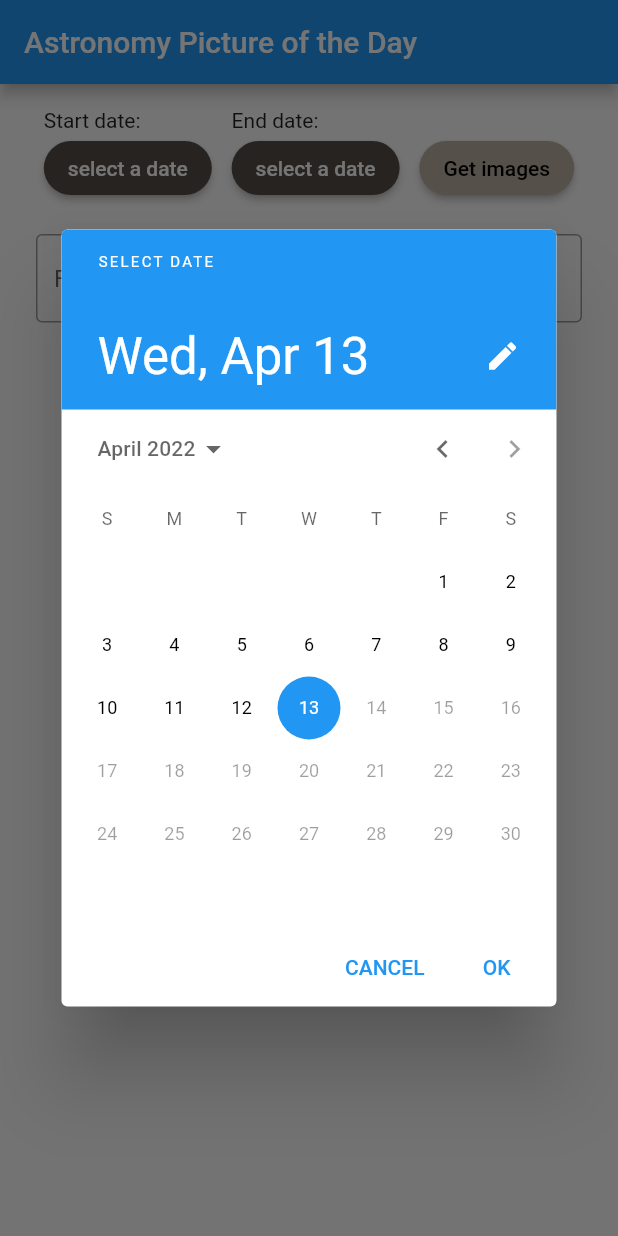
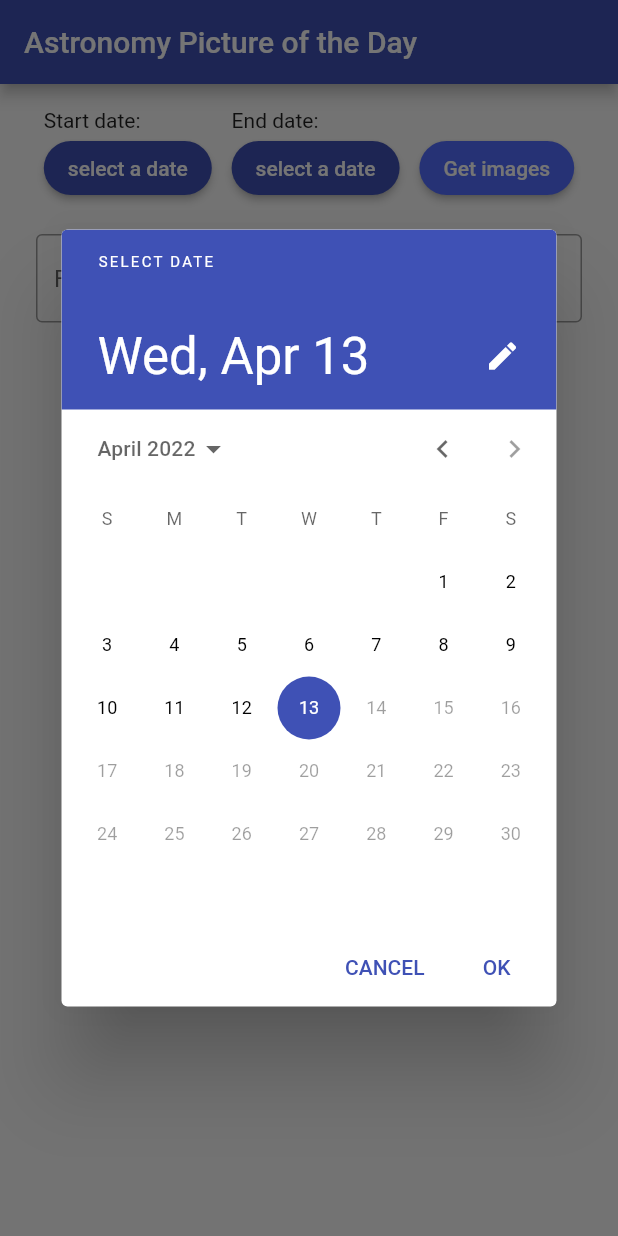
Before and after one commit to euclidesgc/nasa_picture, a Flutter app: the screen it shows after launch, after a tap on "select a date", on a phone screen of 412 x 824 dp. Run offline on Flutter 3.47's test engine with Material 2 defaults, Android fonts, the phone set to English and light mode, and no system bars; our stand-ins replace bloc, dio, flutter_bloc, flutter_dotenv, flutter_easyloading, flutter_modular and 1 more.

Commit message:
fix:some colors in the app

```diff
--- a/lib/app_widget.dart
+++ b/lib/app_widget.dart
@@ -9,7 +9,10 @@ class AppWidget extends StatelessWidget {
   Widget build(BuildContext context) {
     return MaterialApp.router(
       title: 'My Smart App',
-      theme: ThemeData(primarySwatch: Colors.blue),
+      theme: ThemeData(
+        primarySwatch: Colors.indigo,
+
+      ),
       routeInformationParser: Modular.routeInformationParser,
       routerDelegate: Modular.routerDelegate,
       builder: EasyLoading.init(),
--- a/lib/main.dart
+++ b/lib/main.dart
@@ -27,9 +27,9 @@ void configLoading() {
     ..indicatorSize = 45.0
     ..radius = 10.0
     ..progressColor = AppColors.primary
-    ..backgroundColor = AppColors.background
-    ..indicatorColor = AppColors.onBackground
-    ..textColor = AppColors.secondary
+    ..backgroundColor = Colors.black
+    ..indicatorColor = AppColors.onPrimary
+    ..textColor = AppColors.onPrimary
     ..maskColor = Colors.black.withOpacity(0.5)
     ..userInteractions = false
     ..dismissOnTap = false;
--- a/lib/modules/design_system/tokens/app_colors.dart
+++ b/lib/modules/design_system/tokens/app_colors.dart
@@ -1,18 +1,15 @@
 import 'package:flutter/material.dart';
 
 abstract class AppColors {
-  static const primary = Color(0XFF524D49);
+  static const primary = Colors.indigo;
   static const onPrimary = Color(0XFFFFFFFF);
 
-  static const secondary = Color(0XFFBAAEA0); //Color(0XFF394D10);
-  static const onSecondary = Color(0xFF000000); // Color(0XFFFFFFFF);
+  static const secondary = Colors.indigoAccent;
+  static const onSecondary = Color(0xFFFFFFFF);
 
   static const error = Color(0XFF8F1D1D);
   static const onError = Color(0XFFFFFFFF);
 
   static const background = Color(0xFFF7ECDF);
   static const onBackground = Color(0xFF000000);
-
-  static const surface = Color(0XFFDDA162);
-  static const onSurface = Color(0xFF000000);
 }
--- a/lib/modules/home/presentation/widgets/error_message_widget.dart
+++ b/lib/modules/home/presentation/widgets/error_message_widget.dart
@@ -1,6 +1,7 @@
 import 'package:flutter/material.dart';
 import 'package:flutter_bloc/flutter_bloc.dart';
 
+import '../../../design_system/tokens/app_colors.dart';
 import '../home_bloc/bloc/home_bloc.dart';
 
 class ErrorMessageWidget extends StatelessWidget {
@@ -14,7 +15,7 @@ class ErrorMessageWidget extends StatelessWidget {
       builder: (context, state) {
         return Text(
           state.errorMessage ?? '',
-          style: const TextStyle(color: Colors.red, fontSize: 10),
+          style: const TextStyle(color: AppColors.error, fontSize: 10),
         );
       },
     );
```
